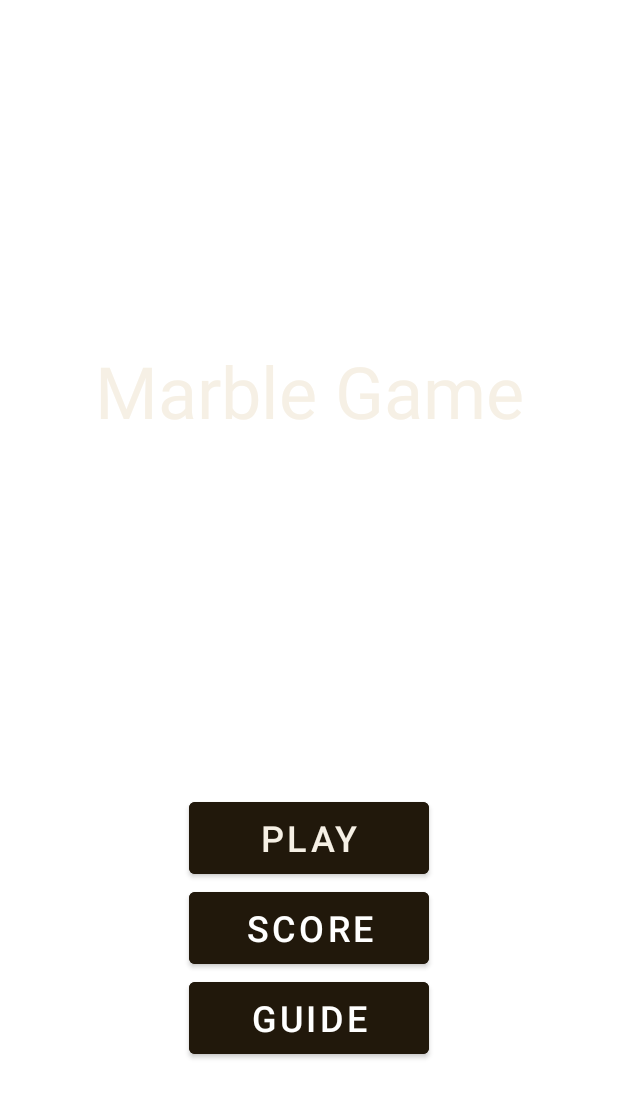
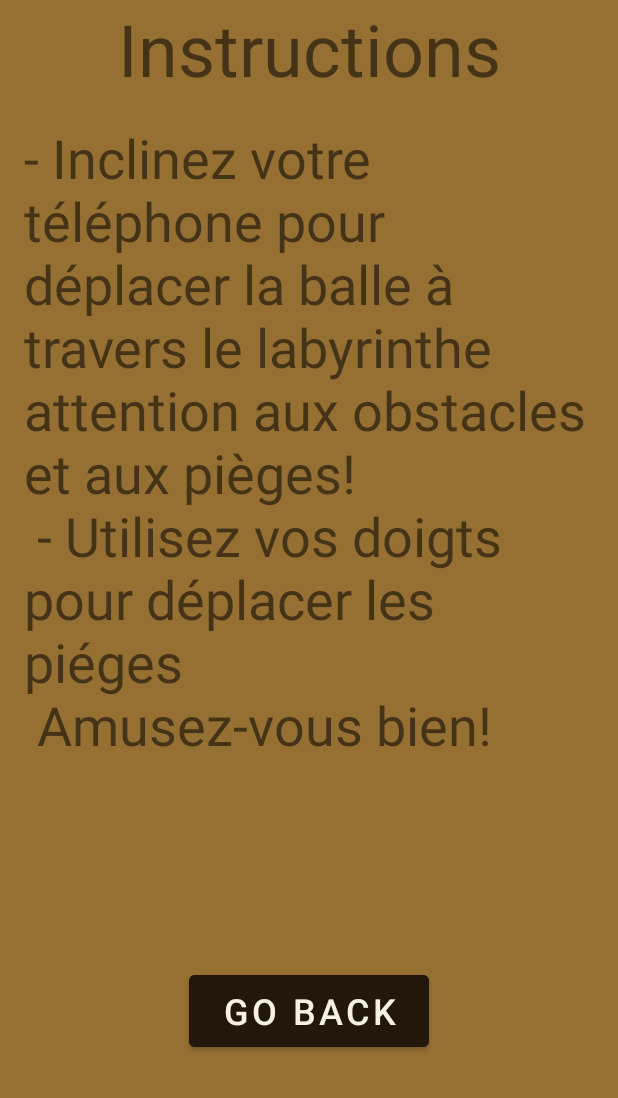
Before and after one commit to ahmedbagh/guitar-zero, an Android app: the screen it shows after launch (MainActivity before the commit, GuideActivity after it), after a tap on "GUIDE", on a phone screen of 412 x 824 dp. Shown: the top 1098 px of the screen. Run offline under Robolectric (Android 15) with nearby library versions, the phone set to English and light mode, and no system bars.

Commit message:
Add guide page

```diff
--- a/app/src/main/AndroidManifest.xml
+++ b/app/src/main/AndroidManifest.xml
@@ -25,6 +25,13 @@
                 android:name="android.app.lib_name"
                 android:value="" />
         </activity>
+        <activity
+            android:name=".GuideActivity"
+            android:exported="false">
+            <meta-data
+                android:name="android.app.lib_name"
+                android:value="" />
+        </activity>
     </application>
 
 </manifest>
--- /dev/null
+++ b/app/src/main/java/helloandroid/ut3/myapplication/GuideActivity.java
@@ -0,0 +1,37 @@
+package helloandroid.ut3.myapplication;
+
+import androidx.appcompat.app.AppCompatActivity;
+
+import android.content.Intent;
+import android.os.Bundle;
+import android.view.Window;
+import android.view.WindowManager;
+import android.widget.Button;
+
+public class GuideActivity extends AppCompatActivity {
+
+    @Override
+    protected void onCreate(Bundle savedInstanceState) {
+        super.onCreate(savedInstanceState);
+        getWindow().setFlags(WindowManager.LayoutParams.FLAG_FULLSCREEN,
+                WindowManager.LayoutParams.FLAG_FULLSCREEN);
+        this.requestWindowFeature(Window.FEATURE_NO_TITLE);
+        setContentView(R.layout.activity_guide);
+        if (getSupportActionBar() != null) {
+            getSupportActionBar().hide();
+        }
+
+
+        initListener();
+    }
+
+    private void initListener() {
+        Button goBackBtn = findViewById(R.id.goBackBtn);
+
+        goBackBtn.setOnClickListener(v -> {
+            Intent intent = new Intent(v.getContext(), MainActivity.class);
+            startActivity(intent);
+        });
+
+    }
+}
--- a/app/src/main/java/helloandroid/ut3/myapplication/MainActivity.java
+++ b/app/src/main/java/helloandroid/ut3/myapplication/MainActivity.java
@@ -46,10 +46,8 @@ public class MainActivity extends AppCompatActivity {
         });
 
         guideBtn.setOnClickListener(v -> {
-//            Intent intent = new Intent(this, GuideActivity.class);
-//            startActivity(intent);
-            Toast.makeText(this, "Guide",
-                    Toast.LENGTH_LONG).show();
+            Intent intent = new Intent(this, GuideActivity.class);
+            startActivity(intent);
         });
     }
 }
--- /dev/null
+++ b/app/src/main/res/layout/activity_guide.xml
@@ -0,0 +1,43 @@
+<?xml version="1.0" encoding="utf-8"?>
+<androidx.constraintlayout.widget.ConstraintLayout xmlns:android="http://schemas.android.com/apk/res/android"
+    xmlns:app="http://schemas.android.com/apk/res-auto"
+    android:layout_width="match_parent"
+    android:layout_height="match_parent"
+    android:background="@color/brown">
+
+    <TextView
+        android:id="@+id/title"
+        android:layout_width="wrap_content"
+        android:layout_height="wrap_content"
+        android:text="Instructions"
+        android:textSize="48sp"
+        app:layout_constraintEnd_toEndOf="parent"
+        app:layout_constraintStart_toStartOf="parent" />
+
+
+    <TextView
+        android:id="@+id/instructions"
+        android:layout_width="wrap_content"
+        android:layout_height="wrap_content"
+        android:padding="16dp"
+        android:text="@string/instructions"
+        android:textSize="36sp"
+        app:layout_constraintEnd_toEndOf="parent"
+        app:layout_constraintStart_toStartOf="parent"
+        app:layout_constraintTop_toBottomOf="@id/title" />
+
+    <Button
+        android:id="@+id/goBackBtn"
+        android:layout_width="160dp"
+        android:layout_height="60dp"
+        android:textSize="24sp"
+        android:textColor="@color/yellow"
+        android:backgroundTint="@color/yellow_1"
+        android:text="Go Back"
+        app:layout_constraintEnd_toEndOf="parent"
+        app:layout_constraintStart_toStartOf="parent"
+        app:layout_constraintTop_toBottomOf="@+id/instructions"
+        app:layout_constraintBottom_toBottomOf="parent"/>
+
+
+</androidx.constraintlayout.widget.ConstraintLayout>
--- a/app/src/main/res/values/strings.xml
+++ b/app/src/main/res/values/strings.xml
@@ -1,3 +1,5 @@
 <resources>
     <string name="app_name">My Application</string>
+    <string name="instructions">- Inclinez votre téléphone pour déplacer la balle à travers le labyrinthe attention aux obstacles et aux pièges!
+    \n - Utilisez vos doigts pour déplacer les piéges \n Amusez-vous bien! </string>
 </resources>
```
